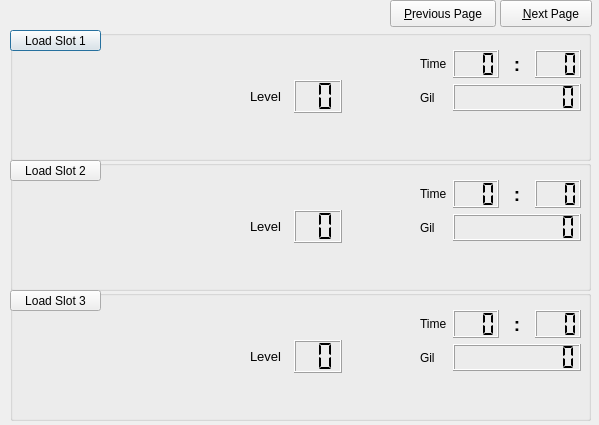
Above: slotselect.ui from sithlord48/blackchocobo before the change. Below: the same form after it.
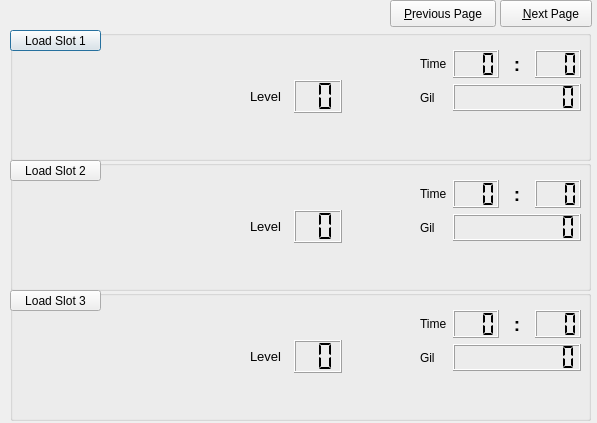
That is the form after the change. Icons and pictures are not drawn.

Commit message: tab order updated

Diff of the .ui file:
```diff
--- a/slotselect.ui
+++ b/slotselect.ui
@@ -9,8 +9,8 @@
    <rect>
     <x>0</x>
     <y>0</y>
-    <width>599</width>
-    <height>425</height>
+    <width>597</width>
+    <height>423</height>
    </rect>
   </property>
   <property name="sizePolicy">
@@ -283,7 +283,7 @@
        <string>Load Slot 1</string>
       </property>
      </widget>
-     <widget class="QWidget" name="">
+     <widget class="QWidget" name="layoutWidget">
       <property name="geometry">
        <rect>
         <x>240</x>
```
Left out of the diff: 53 changed lines with no effect on the pictures. The commit also changes 2 other files.
